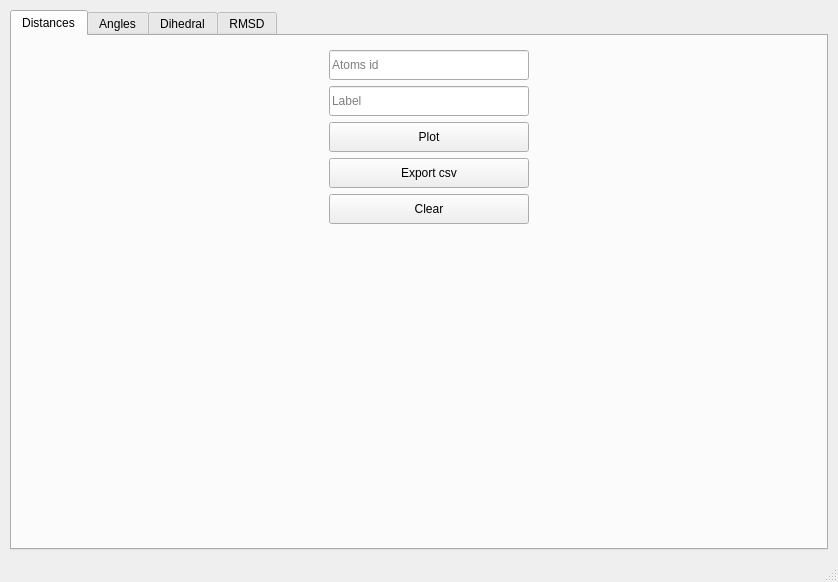
Above: smarts_gui/ui_files/measures.ui from CAMDgraz/SmarTSzyme_plugin before the change. Below: the same form after it.
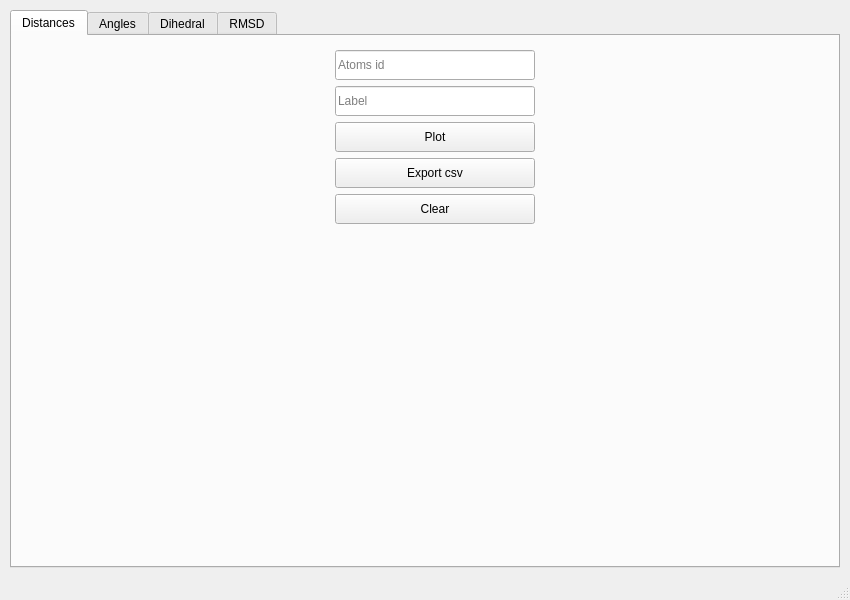
That is the form after the change.

Commit message: Fixed wrong naming of ui file variable and resized

What changed in the file:
```diff
--- a/smarts_gui/ui_files/measures.ui
+++ b/smarts_gui/ui_files/measures.ui
@@ -6,14 +6,14 @@
    <rect>
     <x>0</x>
     <y>0</y>
-    <width>838</width>
-    <height>582</height>
+    <width>850</width>
+    <height>600</height>
    </rect>
   </property>
   <property name="minimumSize">
    <size>
-    <width>838</width>
-    <height>582</height>
+    <width>850</width>
+    <height>600</height>
    </size>
   </property>
   <property name="windowTitle">
```
The commit also changes 3 other files.
